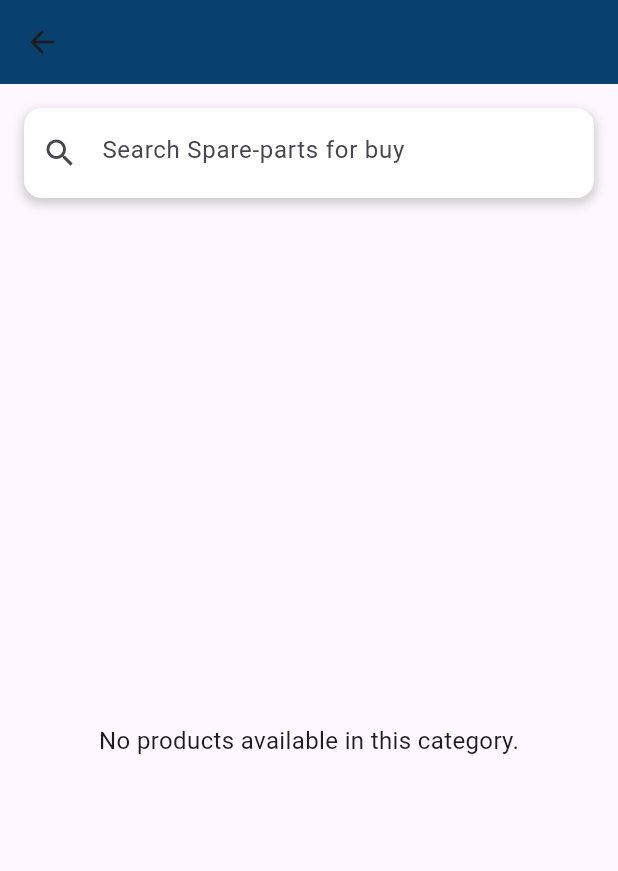
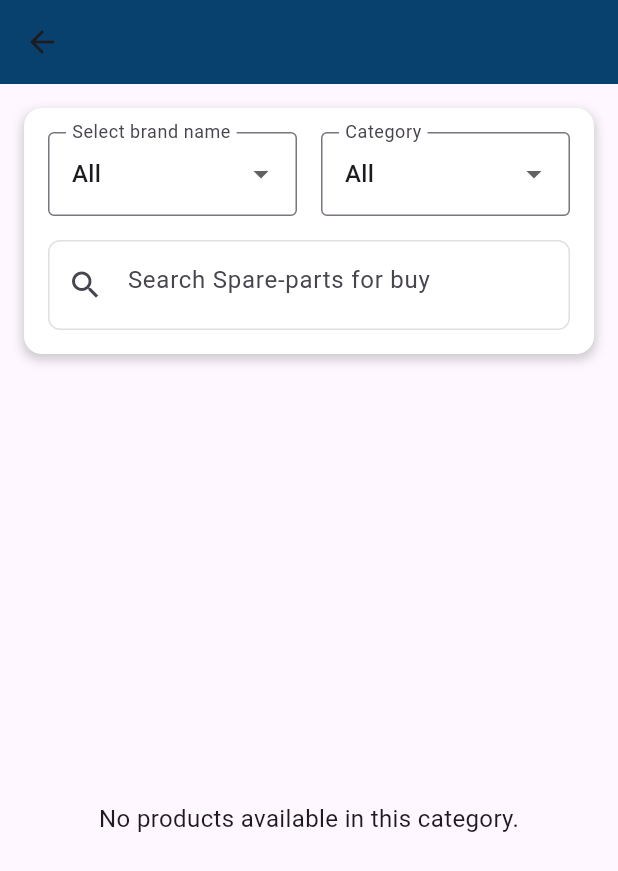
Before and after one commit to KavindaBGK/motolk, a Flutter app: the VehicleProductsPage screen opened directly with empty values, on a phone screen of 412 x 824 dp. Shown: the top 871 px of the screen. Run offline on Flutter 3.47's test engine with Material 3 defaults, Android fonts, the phone set to English and light mode, and no system bars.

Commit message:
New_Update_24/11/29_V1

```diff
--- a/lib/Pages/Home_Page.dart
+++ b/lib/Pages/Home_Page.dart
@@ -8,21 +8,13 @@ import '../Components/Home_Container.dart';
 import '../Components/Product_Card.dart';
 import '../Components/Vehicle_Type_Container.dart';
 import '../Components/catagort.dart';
+import '../Providers/Catagory_Data.dart';
 import '../Providers/Product_Data.dart';
 import '../Providers/Vehical_Type.dart';
 import 'Category_Products_Page.dart';
 import 'Product_Details.dart';
 
-const List<Map<String, String>> categories = [
-  {"image": "assets/images/bodyparts.jpg", "name": "Body Parts"},
-  {"image": "assets/images/brack.jpg", "name": "Brakes"},
-  {"image": "assets/images/cool.jpg", "name": "Cooling & Heatings"},
-  {"image": "assets/images/en.jpg", "name": "Engine Parts"},
-  {"image": "assets/images/en.jpg", "name": "Engine Parts"},
-  {"image": "assets/images/en.jpg", "name": "Engine Parts"},
-  {"image": "assets/images/en.jpg", "name": "Engine Parts"},
-];
-
+late List<Map<String, String>> categories;
 const jsonData = '''
   [
     {
@@ -61,6 +53,8 @@ class HomeScreen extends StatelessWidget {
       final vehicleTypeProvider =
           Provider.of<VehicalTypeProvider>(context, listen: false);
       final vehicles = vehicleTypeProvider.vehicles;
+      final categories =
+          Provider.of<CategoryProvider>(context, listen: false).categories;
 
       return Stack(
         children: [
@@ -248,7 +242,7 @@ class HomeScreen extends StatelessWidget {
                                         MaterialPageRoute(
                                           builder: (context) =>
                                               CategoryProductsPage(
-                                                  category: category["name"]!),
+                                                  category: category["title"]!),
                                         ),
                                       );
                                     },
--- a/lib/Pages/Vehicle_Products_Page.dart
+++ b/lib/Pages/Vehicle_Products_Page.dart
@@ -1,74 +1,234 @@
+import 'dart:convert';
 import 'package:flutter/material.dart';
 import 'package:provider/provider.dart';
+import '../Providers/Catagory_Data.dart';
 import '../Providers/Product_Data.dart';
 import '../Components/Product_Card.dart';
+import '../Providers/Vehicle_Brands.dart';
 
-class VehicleProductsPage extends StatelessWidget {
+// Define JSON data as constants
+const jsonBrandData = '''
+[
+  "Toyota",
+  "Nissan",
+  "Audi",
+  "Honda"
+]
+''';
+
+const jsonCategoryData = '''
+[
+  "Brakes",
+  "Body Parts",
+  "Brake Parts"
+]
+''';
+
+class VehicleProductsPage extends StatefulWidget {
   final String category;
 
   const VehicleProductsPage({Key? key, required this.category})
       : super(key: key);
 
   @override
+  _VehicleProductsPageState createState() => _VehicleProductsPageState();
+}
+
+class _VehicleProductsPageState extends State<VehicleProductsPage> {
+  late TextEditingController _searchController;
+  late List<dynamic> filteredProducts;
+  late List<String> filteredBrands;
+  late List<String> filteredCatagory;
+  late List<String> carBrands;
+  late List<String> categories;
+  String selectedBrand = "All";
+  String selectedCategory = "All";
+
+  @override
+  void initState() {
+    super.initState();
+    _searchController = TextEditingController();
+    filteredBrands = [];
+    carBrands = ["All"];
+    categories = ["All"];
+    filteredProducts = [];
+  }
+
+  @override
+  void didChangeDependencies() {
+    super.didChangeDependencies();
+    final brandData = Provider.of<VehicalBrandProvider>(context).jsonBrandData;
+    final CatagoryData = Provider.of<CategoryProvider>(context).categories;
+    final productProvider =
+        Provider.of<ProductProvider>(context, listen: false);
+
+    setState(() {
+      filteredBrands = [
+        ...brandData
+            .where((entry) => entry['type'] == widget.category)
+            .expand((entry) => List<String>.from(entry['brands']))
+      ];
+      filteredCatagory = [
+        ...CatagoryData.expand(
+            (entry) => entry['title'] != null ? [entry['title']!] : []).toList()
+      ];
+
+      carBrands = ["All", ...filteredBrands];
+      categories = ["All", ...filteredCatagory];
+
+      filteredProducts = productProvider.products
+          .where((product) => product['vehicle type'] == widget.category)
+          .toList();
+    });
+  }
+
+  @override
+  void dispose() {
+    _searchController.dispose();
+    super.dispose();
+  }
+
+  void _filterProducts(String query) {
+    final productProvider =
+        Provider.of<ProductProvider>(context, listen: false);
+    final allProducts = productProvider.products
+        .where((product) => product['vehicle type'] == widget.category)
+        .toList();
+    setState(() {
+      filteredProducts = allProducts
+          .where((product) =>
+              (selectedBrand == "All" ||
+                  product['Brand']?.toLowerCase() ==
+                      selectedBrand.toLowerCase()) &&
+              (selectedCategory == "All" ||
+                  product['category']?.toLowerCase() ==
+                      selectedCategory.toLowerCase()) &&
+              product['title']
+                  .toString()
+                  .toLowerCase()
+                  .contains(query.toLowerCase()))
+          .toList();
+    });
+  }
+
+  @override
   Widget build(BuildContext context) {
-    final productProvider = Provider.of<ProductProvider>(context);
-    final TextEditingController _searchController = TextEditingController();
-    List<dynamic> filteredProducts = productProvider.products
-        .where((product) => product['vehicle type'] == category)
-        .toList();
-
     return Scaffold(
       appBar: AppBar(
         title: Text(
-          category,
+          widget.category,
           style: const TextStyle(color: Colors.white),
         ),
         backgroundColor: const Color.fromARGB(255, 9, 65, 110),
       ),
       body: Column(
         children: [
-          // Search Bar
+          // Dropdowns and Search Bar in one container
           Padding(
             padding: const EdgeInsets.all(16.0),
             child: Container(
               decoration: BoxDecoration(
-                color: Colors.white, // Background color for the search bar
-                borderRadius: BorderRadius.circular(12), // Rounded corners
+                color: Colors.white,
+                borderRadius: BorderRadius.circular(12),
                 boxShadow: [
                   BoxShadow(
-                    color: Colors.grey
-                        .withOpacity(0.5), // Shadow color with opacity
-                    spreadRadius: 1, // Spread radius of the shadow
-                    blurRadius: 5, // Blur radius for a soft shadow
-                    offset: const Offset(0, 3), // Position of the shadow (x, y)
+                    color: Colors.grey.withOpacity(0.5),
+                    spreadRadius: 1,
+                    blurRadius: 5,
+                    offset: const Offset(0, 3),
                   ),
                 ],
               ),
-              child: SizedBox(
-                height: 60, // Desired height of the search bar
+              padding: const EdgeInsets.all(16.0),
+              child: Column(
+                crossAxisAlignment: CrossAxisAlignment.start,
+                children: [
+                  // Dropdowns Row
+                  Row(
+                    children: [
+                      // Car Brand Dropdown
+                      Expanded(
+                        child: DropdownButtonFormField<String>(
+                          isExpanded: true,
+                          value: selectedBrand,
+                          items: carBrands
+                              .map((brand) => DropdownMenuItem(
+                                    value: brand,
+                                    child: Text(brand),
+                                  ))
+                              .toList(),
+                          onChanged: (value) {
+                            setState(() {
+                              selectedBrand = value!;
+                              _filterProducts(_searchController.text);
+                            });
+                          },
+                          decoration: const InputDecoration(
+                            labelText: "Select brand name",
+                            border: OutlineInputBorder(),
+                            contentPadding: EdgeInsets.symmetric(
+                              horizontal: 12,
+                              vertical: 16,
+                            ),
+                          ),
+                        ),
+                      ),
+                      const SizedBox(width: 16),
+                      // Category Dropdown
+                      Expanded(
+                        child: DropdownButtonFormField<String>(
+                          isExpanded: true,
+                          value: selectedCategory,
+                          items: categories
+                              .map((category) => DropdownMenuItem(
+                                    value: category,
+                                    child: Text(category),
+                                  ))
+                              .toList(),
+                          onChanged: (value) {
+                            setState(() {
+                              selectedCategory = value!;
+                              _filterProducts(_searchController.text);
+                            });
+                          },
+                          decoration: const InputDecoration(
+                            labelText: "Category",
+                            border: OutlineInputBorder(),
+                            contentPadding: EdgeInsets.symmetric(
+                              horizontal: 12,
+                              vertical: 16,
+                            ),
+                          ),
+                        ),
+                      ),
+                    ],
+                  ),
+                  const SizedBox(height: 16),
+                  // Search Bar
+                  Container(
+                    height: 60,
+                    decoration: BoxDecoration(
+                      color: Colors.white,
+                      borderRadius: BorderRadius.circular(8),
+                      border: Border.all(color: Colors.grey.shade300),
+                    ),
                     child: TextField(
                       controller: _searchController,
                       decoration: const InputDecoration(
                         hintText: 'Search Spare-parts for buy',
                         prefixIcon: Icon(Icons.search),
-                    border: InputBorder.none, // Removes the default border
+                        border: InputBorder.none,
                         contentPadding: EdgeInsets.symmetric(
-                      vertical: 20, // Adjust this for better text alignment
-                      horizontal: 17, // Padding inside the search bar
+                          vertical: 20,
+                          horizontal: 17,
                         ),
                       ),
                       onChanged: (query) {
-                    // Filter products based on the search query
-                    filteredProducts = productProvider.products
-                        .where((product) =>
-                            product['category'] == category &&
-                            product['name']
-                                .toString()
-                                .toLowerCase()
-                                .contains(query.toLowerCase()))
-                        .toList();
+                        _filterProducts(query);
                       },
                     ),
+                  ),
+                ],
               ),
             ),
           ),
@@ -84,13 +244,13 @@ class VehicleProductsPage extends StatelessWidget {
                     ),
                   )
                 : GridView.builder(
-                    padding: const EdgeInsets.all(8.0),
+                    padding: const EdgeInsets.all(16.0),
                     gridDelegate:
                         const SliverGridDelegateWithFixedCrossAxisCount(
-                      crossAxisCount: 2, // Two items per row
+                      crossAxisCount: 2,
                       crossAxisSpacing: 8.0,
                       mainAxisSpacing: 8.0,
-                      childAspectRatio: 0.75, // Adjust for item height
+                      childAspectRatio: 0.75,
                     ),
                     itemCount: filteredProducts.length,
                     itemBuilder: (context, index) {
--- /dev/null
+++ b/lib/Providers/Catagory_Data.dart
@@ -0,0 +1,119 @@
+import 'package:flutter/material.dart';
+
+class CategoryProvider with ChangeNotifier {
+  // Initial list of categories with added title key
+  final List<Map<String, String>> _categories = [
+    {
+      "image": "assets/images/bodyparts.jpg",
+      "name": "Body Parts\n",
+      "title": "Body Parts"
+    },
+    {
+      "image": "assets/images/brack.jpg",
+      "name": "Brakes System\n",
+      "title": "Brakes System"
+    },
+    {
+      "image": "assets/images/aircondtion.jpg",
+      "name": "Cooling\nSystem",
+      "title": "Cooling System"
+    },
+    {
+      "image": "assets/images/cool.jpg",
+      "name": "Air\nConditioning",
+      "title": "Air Conditioning"
+    },
+    {
+      "image": "assets/images/Clutch.jpg",
+      "name": "Clutch/Attachment\nParts",
+      "title": "Clutch/Attachment Parts"
+    },
+    {
+      "image": "assets/images/driveshaft.jpg",
+      "name": "Drive Shaft\n",
+      "title": "Drive Shaft"
+    },
+    {
+      "image": "assets/images/electric.jpg",
+      "name": "Electrics Parts\n",
+      "title": "Electrics Parts"
+    },
+    {
+      "image": "assets/images/engin.jpg",
+      "name": "Engine Parts\n",
+      "title": "Engine Parts"
+    },
+    {
+      "image": "assets/images/ExhaustSystem.jpg",
+      "name": "Exhaust System\n",
+      "title": "Exhaust System"
+    },
+    {
+      "image": "assets/images/Filters.jpg",
+      "name": "Filters\n",
+      "title": "Filters"
+    },
+    {
+      "image": "assets/images/en.jpg",
+      "name": "Fuel Supply\nSystem",
+      "title": "Fuel Supply System"
+    },
+    {
+      "image": "assets/images/en.jpg",
+      "name": "Fuel Mixture\nFormation",
+      "title": "Fuel Mixture Formation"
+    },
+    {
+      "image": "assets/images/en.jpg",
+      "name": "Interior\nEquipment",
+      "title": "Interior Equipment"
+    },
+    {
+      "image": "assets/images/en.jpg",
+      "name": "Heating &\nVentilation",
+      "title": "Heating & Ventilation"
+    },
+    {
+      "image": "assets/images/en.jpg",
+      "name": "Maintenance\nService Parts",
+      "title": "Maintenance Service Parts"
+    },
+    {
+      "image": "assets/images/en.jpg",
+      "name": "Suspension &\nDamping",
+      "title": "Suspension & Damping"
+    },
+    {
+      "image": "assets/images/en.jpg",
+      "name": "Suspension &\nSteering",
+      "title": "Suspension & Steering"
+    },
+    {
+      "image": "assets/images/en.jpg",
+      "name": "Transmission\n",
+      "title": "Transmission"
+    },
+    {
+      "image": "assets/images/en.jpg",
+      "name": "Spark/Glow\nIgnition",
+      "title": "Spark/Glow Ignition"
+    },
+    {
+      "image": "assets/images/en.jpg",
+      "name": "Window\nCleaning",
+      "title": "Window Cleaning"
+    },
+    {"image": "assets/images/en.jpg", "name": "Others\n", "title": "Others"},
+  ];
+
+  // Getter function to return the list of categories
+  List<Map<String, String>> get categories {
+    return _categories;
+  }
+
+  // Optionally, you can add a method to add new categories
+  void addCategory(Map<String, String> category) {
+    _categories.add(category);
+    notifyListeners();
+  }
+}
--- a/lib/Providers/Product_Data.dart
+++ b/lib/Providers/Product_Data.dart
@@ -13,7 +13,8 @@ class ProductProvider with ChangeNotifier {
       "cartCount": "",
       "discount": "5%",
       "isSale": false,
-      "category": "Body Parts",
+      "Brand": "Audi",
+      "category": "Brakes",
       "vehicle type": "Car"
     },
     {
@@ -36,6 +37,7 @@ class ProductProvider with ChangeNotifier {
       "rating": 4.8,
       "cartCount": "",
       "isSale": false,
+      "Brand": "Honda",
       "category": "Body Parts",
       "vehicle type": "Car"
     },
--- /dev/null
+++ b/lib/Providers/Vehicle_Brands.dart
@@ -0,0 +1,139 @@
+import 'dart:convert';
+
+import 'package:flutter/material.dart';
+
+class VehicalBrandProvider with ChangeNotifier {
+  static const _jsonBrandData = '''
+[
+  {
+    "type": "All",
+    "brands": [
+      "All"
+    ]
+  },
+  {
+    "type": "Car",
+    "brands": [
+      "Toyota",
+      "Nissan",
+      "Audi",
+      "Honda",
+      "Suzuki",
+      "Hyundai",
+      "Kia",
+      "Mercedes-Benz",
+      "BMW",
+      "Volkswagen",
+      "Mazda"
+    ]
+  },
+  {
+    "type": "Bus",
+    "brands": [
+      "Isuzu",
+      "Ashok Leyland",
+      "Tata",
+      "Yutong",
+      "Mitsubishi Fuso",
+      "Hyundai",
+      "Mercedes-Benz"
+    ]
+  },
+  {
+    "type": "Van",
+    "brands": [
+      "Toyota HiAce",
+      "Nissan Caravan",
+      "Suzuki Every",
+      "Hyundai H-1",
+      "Kia Carnival"
+    ]
+  },
+  {
+    "type": "Cab",
+    "brands": [
+      "Toyota Hilux",
+      "Nissan Navara",
+      "Isuzu D-Max",
+      "Mahindra Bolero",
+      "Mitsubishi L200"
+    ]
+  },
+  {
+    "type": "Tipper",
+    "brands": [
+      "Tata",
+      "Ashok Leyland",
+      "Mahindra",
+      "Isuzu",
+      "Mitsubishi Fuso"
+    ]
+  },
+  {
+    "type": "SUV",
+    "brands": [
+      "Toyota Prado",
+      "Nissan Patrol",
+      "Jeep Wrangler",
+      "Mitsubishi Montero",
+      "Kia Sportage",
+      "Hyundai Santa Fe"
+    ]
+  },
+  {
+    "type": "Lorry",
+    "brands": [
+      "Tata",
+      "Ashok Leyland",
+      "Mahindra",
+      "Isuzu",
+      "Mitsubishi Fuso"
+    ]
+  },
+  {
+    "type": "Three-wheel",
+    "brands": [
+      "Bajaj",
+      "TVS King",
+      "Piaggio",
+      "Mahindra"
+    ]
+  },
+  {
+    "type": "Tractor",
+    "brands": [
+      "Massey Ferguson",
+      "John Deere",
+      "Mahindra",
+      "Kubota",
+      "Solis"
+    ]
+  },
+  {
+    "type": "Heavy-Duty",
+    "brands": [
+      "Caterpillar",
+      "Komatsu",
+      "JCB",
+      "Liebherr",
+      "Volvo"
+    ]
+  },
+  {
+    "type": "Motorcycle",
+    "brands": [
+      "Honda",
+      "Yamaha",
+      "Bajaj",
+      "TVS",
+      "Kawasaki",
+      "Suzuki",
+      "Hero"
+    ]
+  }
+]''';
+
+  List<Map<String, dynamic>> get jsonBrandData {
+    return List<Map<String, dynamic>>.from(json.decode(_jsonBrandData));
+  }
+}
--- a/lib/main.dart
+++ b/lib/main.dart
@@ -1,8 +1,10 @@
 import 'package:flutter/material.dart';
 import 'package:provider/provider.dart';
 import 'Pages/Home_Page.dart';
+import 'Providers/Catagory_Data.dart';
 import 'Providers/Product_Data.dart';
 import 'Providers/Vehical_Type.dart';
+import 'Providers/Vehicle_Brands.dart';
 
 void main() {
   runApp(MyApp());
@@ -16,6 +18,8 @@ class MyApp extends StatelessWidget {
         // Add your providers here
         ChangeNotifierProvider(create: (context) => ProductProvider()),
         ChangeNotifierProvider(create: (context) => VehicalTypeProvider()),
+        ChangeNotifierProvider(create: (context) => VehicalBrandProvider()),
+        ChangeNotifierProvider(create: (context) => CategoryProvider()),
       ],
       child: MaterialApp(
         title: 'Multi Provider Example',
```
Also changed, not shown: assets/images/Clutch.jpg (added), assets/images/ExhaustSystem.jpg (added), assets/images/Filters.jpg (added), assets/images/aircondtion.jpg (added), assets/images/driveshaft.jpg (added), assets/images/electric.jpg (added). Lines whose indentation alone changed are shown as unchanged.
